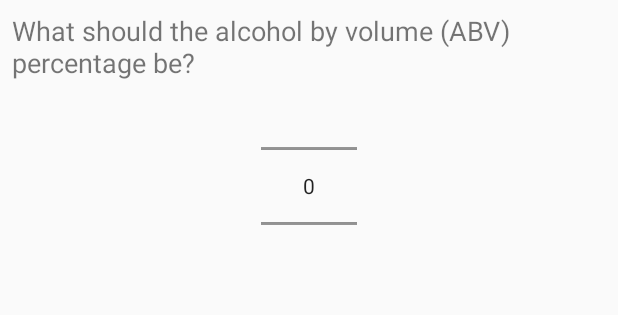
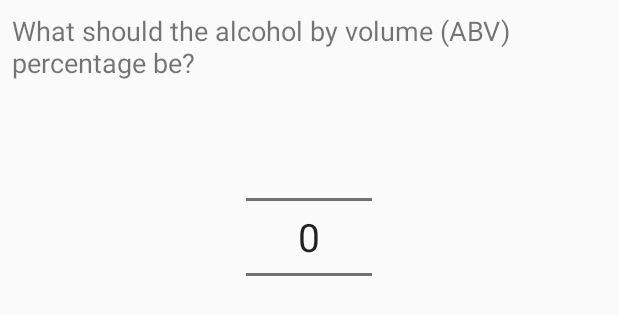
Before and after one commit to jlafshari/BeerRecipeGenerator, an Android app: the layout fragment_abv.xml on its own in the app's theme, with its tools: preview values and no code run, on a phone screen of 412 x 824 dp. Shown: the top 315 px of the screen. Run offline under Robolectric (Android 15) with nearby library versions, the phone set to English and light mode, and no system bars.

Commit message:
update abv number picker styling

```diff
--- a/app/src/main/java/com/jlafshari/beerrecipegenerator/newRecipe/AbvFragment.kt
+++ b/app/src/main/java/com/jlafshari/beerrecipegenerator/newRecipe/AbvFragment.kt
@@ -22,7 +22,7 @@ class AbvFragment : Fragment() {
         recipeAbvPicker.maxValue = values.size - 1
         recipeAbvPicker.value = 2
         recipeAbvPicker.displayedValues = values
-        recipeAbvPicker.wrapSelectorWheel = true
+        recipeAbvPicker.wrapSelectorWheel = false
 
         recipeAbvPicker.setOnValueChangedListener { _, _, newVal ->
             mCallback?.onAbvValueSet(values[newVal].toDoubleOrNull())
--- a/app/src/main/res/layout/fragment_abv.xml
+++ b/app/src/main/res/layout/fragment_abv.xml
@@ -19,10 +19,11 @@
 
     <NumberPicker
             android:id="@+id/abvPicker"
-            android:layout_width="64dp"
-            android:layout_height="108dp"
-            android:layout_marginTop="16dp"
+            android:layout_width="84dp"
+            android:layout_height="160dp"
+            android:layout_marginTop="24dp"
             android:layout_weight="1"
+            android:theme="@style/NumberPickerText"
             app:layout_constraintEnd_toEndOf="parent"
             app:layout_constraintStart_toStartOf="parent"
             app:layout_constraintTop_toBottomOf="@+id/recipeAbvHeadingTextView" />
--- a/app/src/main/res/values/styles.xml
+++ b/app/src/main/res/values/styles.xml
@@ -14,4 +14,8 @@
     <style name="AppTheme.AppBarOverlay" parent="ThemeOverlay.AppCompat.Dark.ActionBar"/>
     <style name="AppTheme.PopupOverlay" parent="ThemeOverlay.AppCompat.Light"/>
 
+    <style name="NumberPickerText">
+        <item name="android:textSize">26sp</item>
+    </style>
+
 </resources>
```
